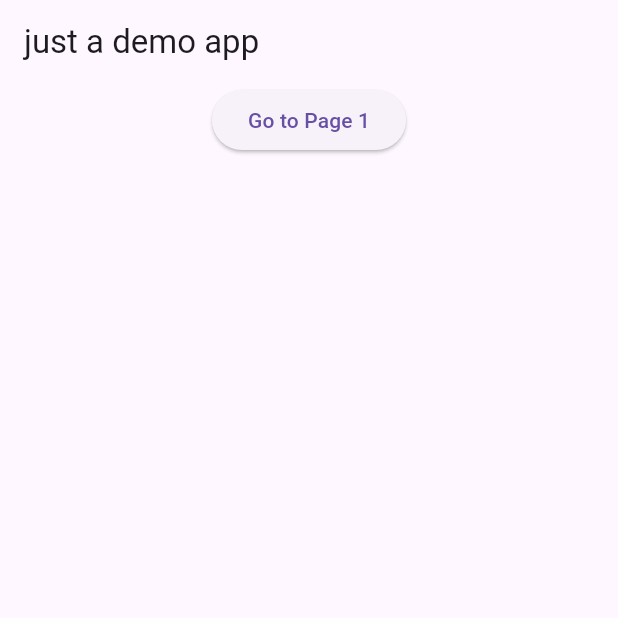
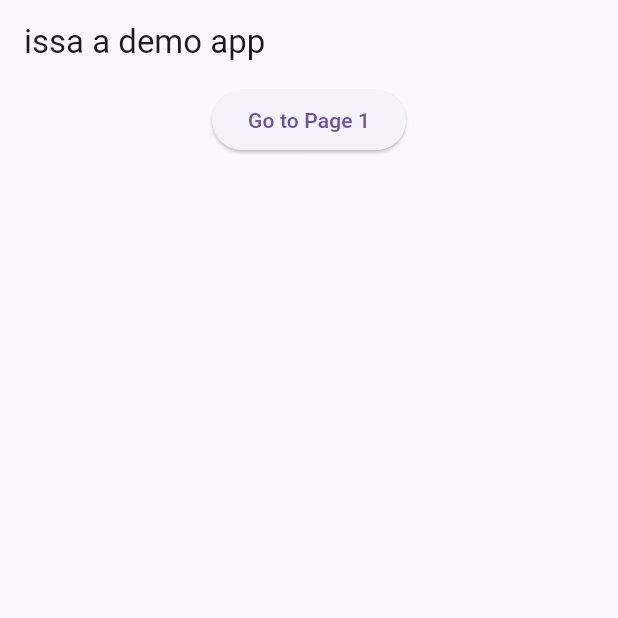
Before and after one commit to boonyongyang/boonyongyang, a Flutter app: the screen it shows after launch, swiped to page 2, on a phone screen of 412 x 824 dp, the top half of it. Run offline on Flutter 3.47's test engine with Material 3 defaults, Android fonts, the phone set to English and light mode, and no system bars; our stand-ins replace gap; network calls fail.

```diff
--- a/lib/main.dart
+++ b/lib/main.dart
@@ -15,7 +15,7 @@ class MyApp extends StatelessWidget {
 
   @override
   Widget build(BuildContext context) {
-    return const MyHomePage(title: 'just a demo app');
+    return const MyHomePage(title: 'issa a demo app');
   }
 }
 
```
Also changed, not shown: pubspec.lock, 1 other file.
